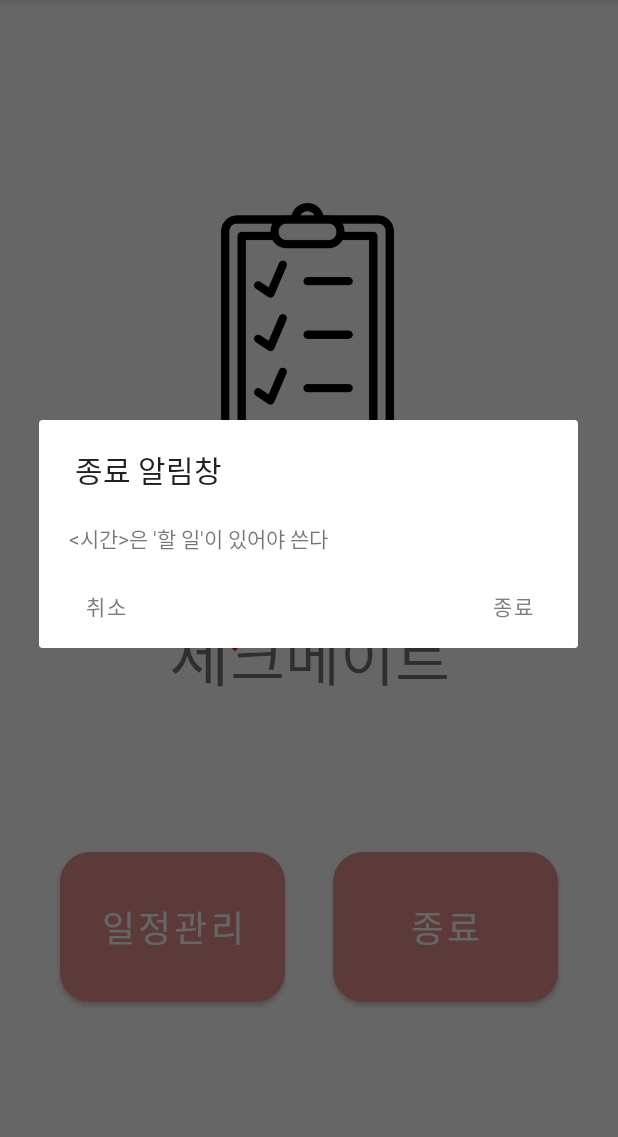
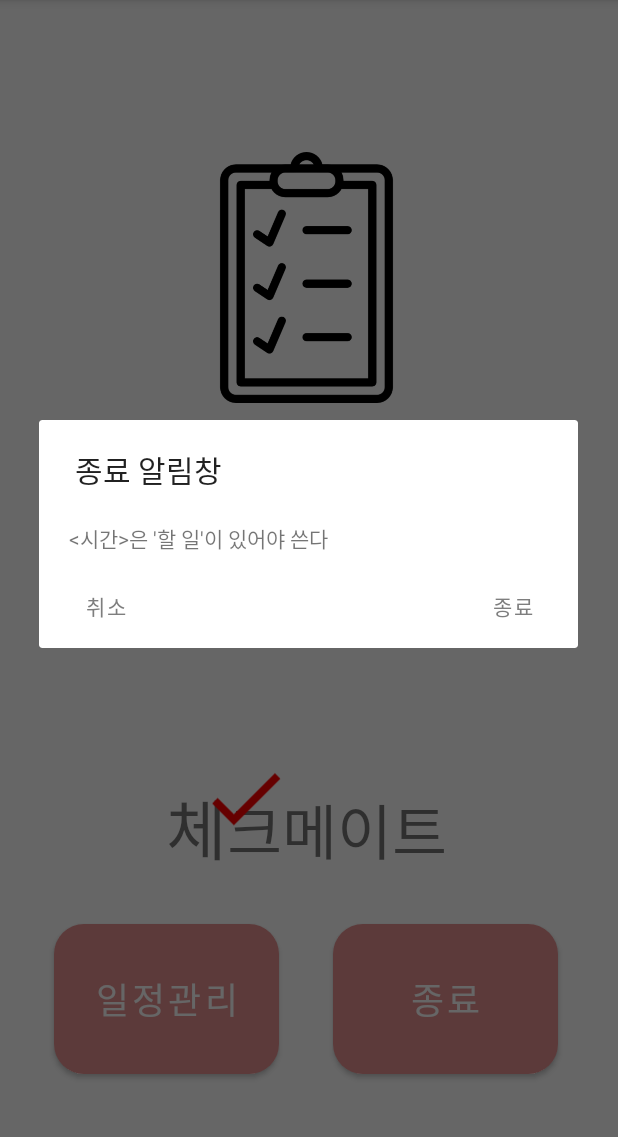
Before and after one commit to GURU2-28/Checkmate, an Android app: the screen it shows after launch (Title), after a tap on "종료", on a phone screen of 412 x 824 dp, the part 84-1221 px from its top. Run offline under Robolectric (Android 15) with nearby library versions, the phone set to English and light mode, and no system bars.

Commit message:
일단 로그로 스플래시화면 추가했습니다! 괜찮은지 모르겠네요 ㅠㅠ

```diff
--- a/GURU_Chcekmate/app/src/main/AndroidManifest.xml
+++ b/GURU_Chcekmate/app/src/main/AndroidManifest.xml
@@ -8,8 +8,9 @@
         android:label="To Do App"
         android:roundIcon="@mipmap/ic_launcher_round"
         android:supportsRtl="true"
-        android:theme="@style/Theme.GURU_Chcekmate">
-        <activity android:name=".Title">
+        android:theme="@style/GURU_Chcekmate">
+        <activity android:name=".Title"
+            android:theme="@style/SplashTheme">
             <intent-filter>
                 <action android:name="android.intent.action.MAIN" />
                 <category android:name="android.intent.category.LAUNCHER" />
--- a/GURU_Chcekmate/app/src/main/java/com/example/guru_chcekmate/Title.kt
+++ b/GURU_Chcekmate/app/src/main/java/com/example/guru_chcekmate/Title.kt
@@ -28,6 +28,7 @@ class Title : AppCompatActivity() {
     //타이틀 액티비티
     //exit_popup 타이틀에서 종료시 팝업용
     override fun onCreate(savedInstanceState: Bundle?) {
+        setTheme(R.style.GURU_Chcekmate)
         super.onCreate(savedInstanceState)
         setContentView(R.layout.activity_title)
 
--- a/GURU_Chcekmate/app/src/main/res/layout/activity_title.xml
+++ b/GURU_Chcekmate/app/src/main/res/layout/activity_title.xml
@@ -9,9 +9,9 @@
         android:id="@+id/imageView"
         android:layout_width="167dp"
         android:layout_height="258dp"
-        android:layout_marginTop="90dp"
+        android:layout_marginTop="56dp"
         app:layout_constraintEnd_toEndOf="parent"
-        app:layout_constraintHorizontal_bias="0.495"
+        app:layout_constraintHorizontal_bias="0.492"
         app:layout_constraintStart_toStartOf="parent"
         app:layout_constraintTop_toTopOf="parent"
         app:srcCompat="@drawable/checklisticon" />
@@ -20,21 +20,22 @@
         android:id="@+id/titleText"
         android:layout_width="wrap_content"
         android:layout_height="wrap_content"
-        android:layout_marginBottom="100dp"
+        android:layout_marginBottom="32dp"
         android:bufferType="spannable"
         android:fontFamily="@font/sdsamliphopangchettfoutline"
         android:text="체크메이트"
         android:textSize="40sp"
         app:layout_constraintBottom_toTopOf="@+id/btn_exit"
         app:layout_constraintEnd_toEndOf="parent"
+        app:layout_constraintHorizontal_bias="0.494"
         app:layout_constraintStart_toStartOf="parent" />
 
     <Button
         android:id="@+id/btn_plan"
         android:layout_width="150dp"
         android:layout_height="100dp"
-        android:layout_marginStart="40dp"
-        android:layout_marginBottom="100dp"
+        android:layout_marginStart="36dp"
+        android:layout_marginBottom="52dp"
         android:background="@drawable/button_round"
         android:fontFamily="@font/sdsamliphopangchettfbasic"
         android:text="일정관리"
@@ -49,7 +50,7 @@
         android:layout_width="150dp"
         android:layout_height="100dp"
         android:layout_marginEnd="40dp"
-        android:layout_marginBottom="100dp"
+        android:layout_marginBottom="52dp"
         android:background="@drawable/button_round"
         android:fontFamily="@font/sdsamliphopangchettfbasic"
         android:text="종료"
--- a/GURU_Chcekmate/app/src/main/res/values/colors.xml
+++ b/GURU_Chcekmate/app/src/main/res/values/colors.xml
@@ -9,5 +9,6 @@
     <color name="black">#FF000000</color>
     <color name="white">#FFFFFFFF</color>
     <color name="gray">#9C9C9C</color>
+    <color name="gray01">#FDFAFA</color>
     <color name="logo_background">#334854</color>
 </resources>
--- a/GURU_Chcekmate/app/src/main/res/values/themes.xml
+++ b/GURU_Chcekmate/app/src/main/res/values/themes.xml
@@ -1,6 +1,6 @@
 <resources xmlns:tools="http://schemas.android.com/tools">
     <!-- Base application theme. -->
-    <style name="Theme.GURU_Chcekmate" parent="Theme.MaterialComponents.DayNight.DarkActionBar">
+    <style name="GURU_Chcekmate" parent="Theme.MaterialComponents.DayNight.DarkActionBar">
         <!-- Primary brand color. -->
         <item name="colorPrimary">@color/gray00</item>
         <item name="colorPrimaryVariant">@color/black</item>
@@ -13,4 +13,9 @@
         <item name="android:statusBarColor" tools:targetApi="l">?attr/colorPrimaryVariant</item>
         <!-- Customize your theme here. -->
     </style>
+
+    <style name="SplashTheme" parent="Theme.AppCompat.NoActionBar">
+        <item name="android:windowBackground">@drawable/splash</item>
+    </style>
+
 </resources>
```
Also changed, not shown: 514 other files.
